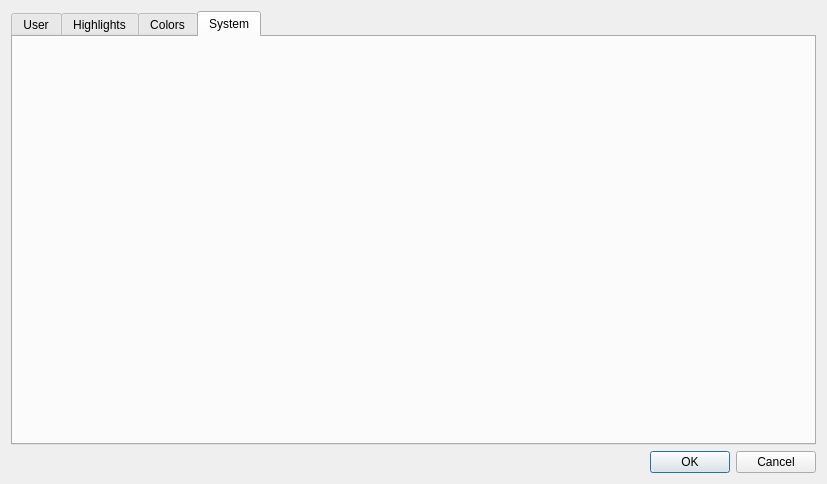
First picture: the form in src/GrumpyIRC/preferenceswin.ui, repository grumpy-irc/grumpy, before the edit.
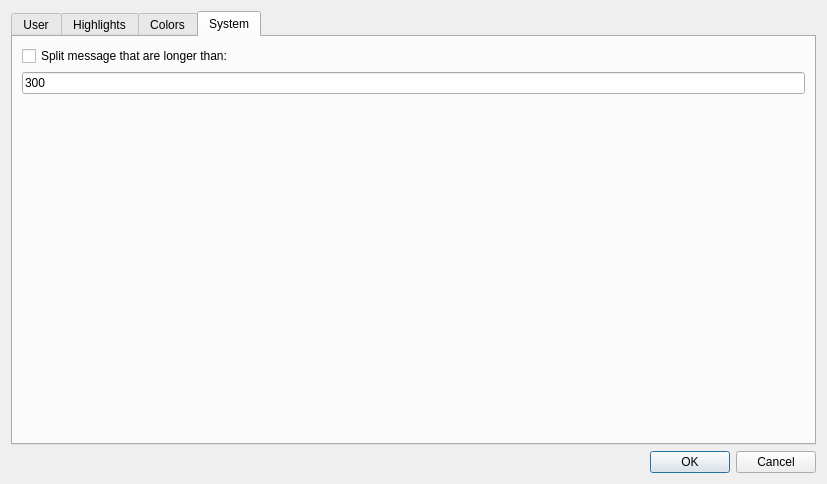
Second picture: the form after the edit. The open tabs and pages were chosen to show the change.

Commit message: split long messages

The edit to the form file:
```diff
--- a/src/GrumpyIRC/preferenceswin.ui
+++ b/src/GrumpyIRC/preferenceswin.ui
@@ -94,6 +94,38 @@
       <attribute name="title">
        <string>System</string>
       </attribute>
+      <layout class="QVBoxLayout" name="verticalLayout_3">
+       <item>
+        <widget class="QCheckBox" name="checkBoxSplitMs">
+         <property name="text">
+          <string>Split message that are longer than:</string>
+         </property>
+        </widget>
+       </item>
+       <item>
+        <widget class="QLineEdit" name="lineEdit_3">
+         <property name="inputMethodHints">
+          <set>Qt::ImhDigitsOnly</set>
+         </property>
+         <property name="text">
+          <string>300</string>
+         </property>
+        </widget>
+       </item>
+       <item>
+        <spacer name="verticalSpacer">
+         <property name="orientation">
+          <enum>Qt::Vertical</enum>
+         </property>
+         <property name="sizeHint" stdset="0">
+          <size>
+           <width>20</width>
+           <height>40</height>
+          </size>
+         </property>
+        </spacer>
+       </item>
+      </layout>
      </widget>
     </widget>
    </item>
```
The commit also changes 2 other files.
